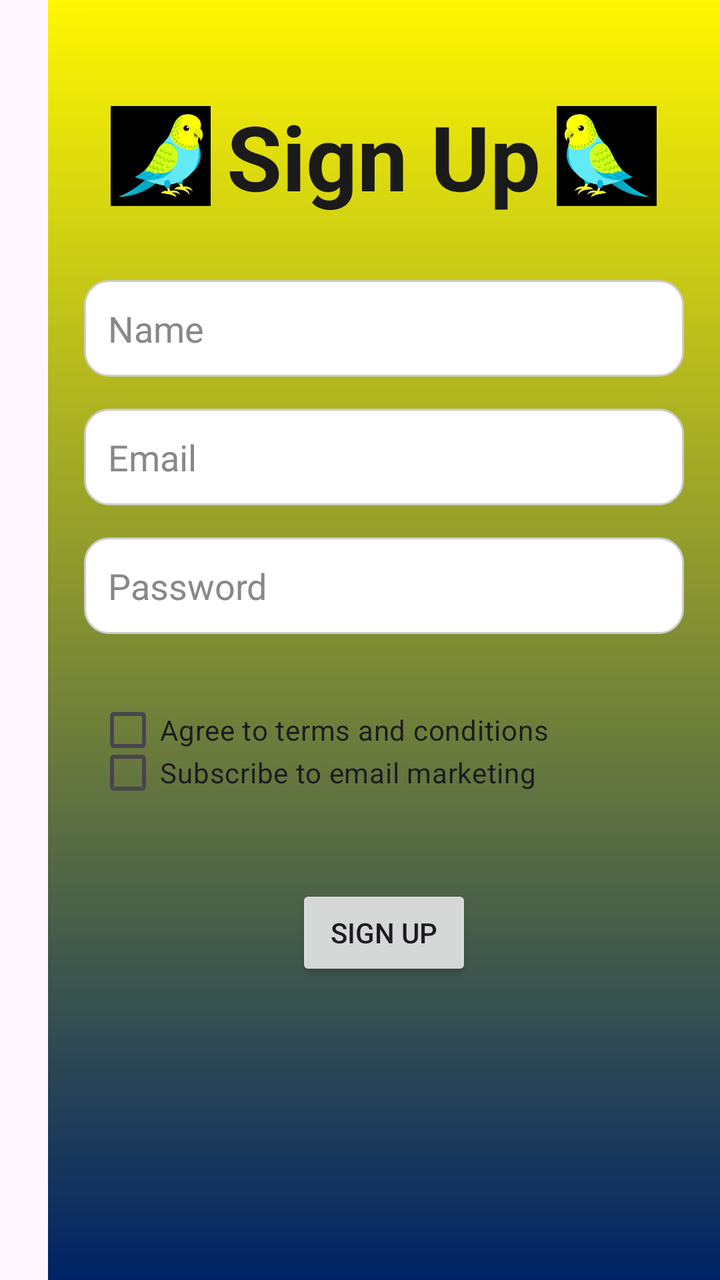
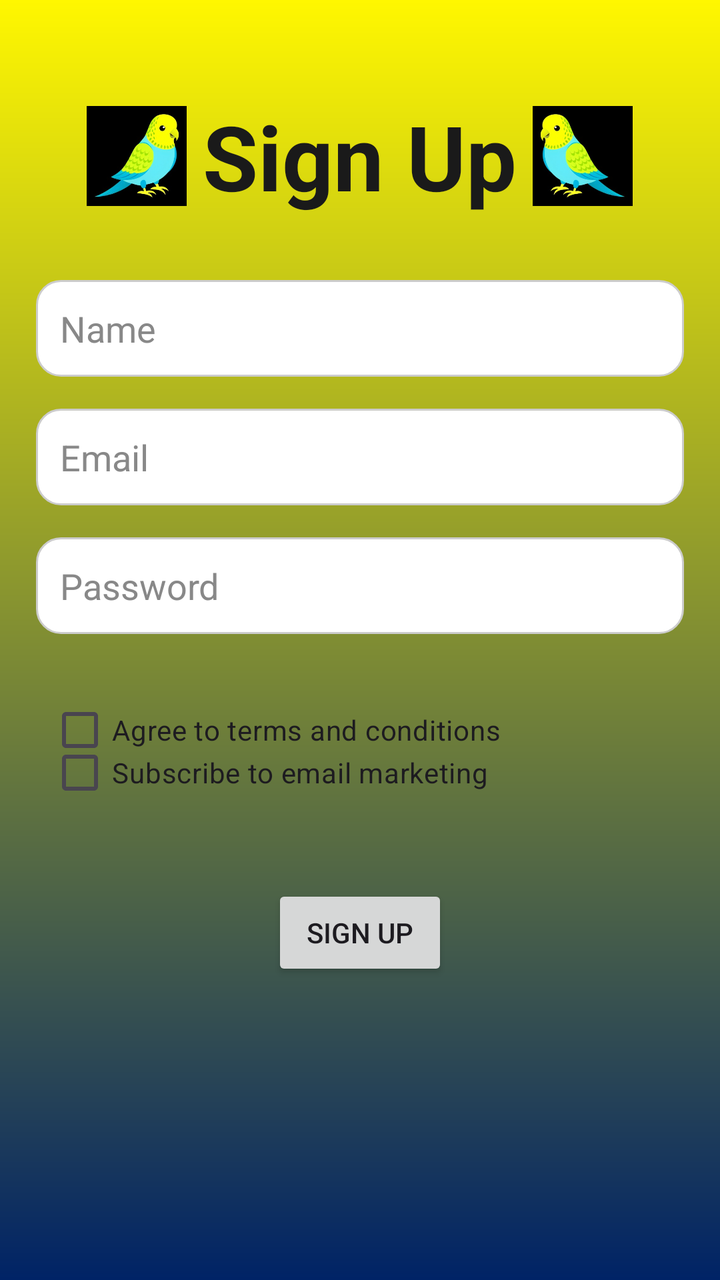

An Android layout rendered at two revisions. The XML below is the earlier revision; the diff shows what the commit changed to produce the second picture.
<!-- AndroidManifest.xml: application theme Theme.BudgetBudgies_PROG7313_POE -->
<!-- res/layout/signup_page.xml -->
<?xml version="1.0" encoding="utf-8"?>
<androidx.constraintlayout.widget.ConstraintLayout
    xmlns:android="http://schemas.android.com/apk/res/android"
    xmlns:app="http://schemas.android.com/apk/res-auto"
    xmlns:tools="http://schemas.android.com/tools"
    android:layout_width="match_parent"
    android:layout_height="match_parent">

    <RelativeLayout
        android:layout_width="match_parent"
        android:layout_height="match_parent"
        android:layout_marginStart="24dp"
        android:background="@drawable/gradient2"
        app:layout_constraintBottom_toBottomOf="parent"
        app:layout_constraintEnd_toEndOf="parent"
        app:layout_constraintStart_toStartOf="parent"
        app:layout_constraintTop_toTopOf="parent">

        <LinearLayout
            android:id="@+id/headerLayout"
            android:layout_width="match_parent"
            android:layout_height="wrap_content"
            android:layout_alignParentTop="true"
            android:layout_marginTop="48dp"
            android:gravity="center"
            android:orientation="horizontal">

            <ImageView
                android:id="@+id/imageViewLeftBird"
                android:layout_width="50dp"
                android:layout_height="50dp"
                android:layout_marginEnd="8dp"
                android:src="@drawable/bird_3" />

            <TextView
                android:id="@+id/textView"
                android:layout_width="wrap_content"
                android:layout_height="wrap_content"
                android:text="Sign Up"
                android:textAlignment="center"
                android:textColor="#1A1A1A"
                android:textSize="45sp"
                android:textStyle="bold" />

            <ImageView
                android:id="@+id/imageViewRightBird"
                android:layout_width="50dp"
                android:layout_height="50dp"
                android:layout_marginStart="8dp"
                android:rotationY="180"
                android:src="@drawable/bird_3" />
        </LinearLayout>

        <EditText
            android:id="@+id/editTextName"
            android:layout_width="match_parent"
            android:layout_height="wrap_content"
            android:layout_marginStart="18dp"
            android:layout_marginTop="140dp"
            android:layout_marginEnd="18dp"
            android:background="@drawable/white_textbox"
            android:hint="Name"
            android:padding="12dp"
            android:textColor="#000000"
            android:textColorHint="#888888" />

        <EditText
            android:id="@+id/editTextEmail"
            android:layout_width="match_parent"
            android:layout_height="wrap_content"
            android:layout_below="@id/editTextName"
            android:layout_marginStart="18dp"
            android:layout_marginTop="16dp"
            android:layout_marginEnd="18dp"
            android:background="@drawable/white_textbox"
            android:hint="Email"
            android:padding="12dp"
            android:textColor="#000000"
            android:textColorHint="#888888" />

        <EditText
            android:id="@+id/editTextPassword"
            android:layout_width="match_parent"
            android:layout_height="wrap_content"
            android:layout_below="@id/editTextEmail"
            android:layout_marginStart="18dp"
            android:layout_marginTop="16dp"
            android:layout_marginEnd="18dp"
            android:background="@drawable/white_textbox"
            android:hint="Password"
            android:padding="12dp"
            android:textColor="#000000"
            android:textColorHint="#888888" />


        <CheckBox
            android:id="@+id/cbForTerms"
            android:layout_width="match_parent"
            android:layout_height="wrap_content"
            android:layout_below="@id/editTextPassword"
            android:layout_marginStart="24dp"
            android:layout_marginTop="24dp"
            android:layout_marginEnd="24dp"
            android:text="Agree to terms and conditions" />

        <CheckBox
            android:id="@+id/cbForMarketing"
            android:layout_width="match_parent"
            android:layout_height="wrap_content"
            android:layout_below="@id/cbForTerms"
            android:layout_marginStart="24dp"
            android:layout_marginTop="-27dp"
            android:layout_marginEnd="24dp"
            android:text="Subscribe to email marketing" />

        <Button
            android:id="@+id/signUpBtn"
            android:layout_width="wrap_content"
            android:layout_height="wrap_content"
            android:layout_below="@id/cbForMarketing"
            android:layout_centerHorizontal="true"
            android:layout_marginTop="32dp"
            android:text="Sign Up" />


    </RelativeLayout>
</androidx.constraintlayout.widget.ConstraintLayout>
<!-- resources referenced by this layout -->
<resources>
  <!-- drawable bird_3: jpg bitmap (drawable, 16816 bytes) -->
  <!-- drawable gradient2 (drawable) -->
  <?xml version="1.0" encoding="utf-8"?>
  <shape xmlns:android="http://schemas.android.com/apk/res/android">
      <gradient
          android:startColor="#FFF700"
          android:angle="250"
          android:endColor="#002366"
  
          />
  
  
  </shape>
  <!-- drawable white_textbox (drawable) -->
  <?xml version="1.0" encoding="utf-8"?>
  <shape xmlns:android="http://schemas.android.com/apk/res/android">
      <solid android:color="#FFFFFF" /> 
      <corners android:radius="12dp" /> 
      <stroke
          android:width="1dp"
          android:color="#CCCCCC" />
  
  </shape>
  <style name="Theme.BudgetBudgies_PROG7313_POE" parent="Base.Theme.BudgetBudgies_PROG7313_POE" />
  <style name="Base.Theme.BudgetBudgies_PROG7313_POE" parent="Theme.Material3.DayNight.NoActionBar">
          
          
      </style>
</resources>

<!-- the commit's change to res/layout/signup_page.xml (unified diff, before → after) -->
@@ -9,12 +9,13 @@
     <RelativeLayout
         android:layout_width="match_parent"
         android:layout_height="match_parent"
-        android:layout_marginStart="24dp"
         android:background="@drawable/gradient2"
         app:layout_constraintBottom_toBottomOf="parent"
         app:layout_constraintEnd_toEndOf="parent"
+        app:layout_constraintHorizontal_bias="0.666"
         app:layout_constraintStart_toStartOf="parent"
-        app:layout_constraintTop_toTopOf="parent">
+        app:layout_constraintTop_toTopOf="parent"
+        app:layout_constraintVertical_bias="0.0">
 
         <LinearLayout
             android:id="@+id/headerLayout"
